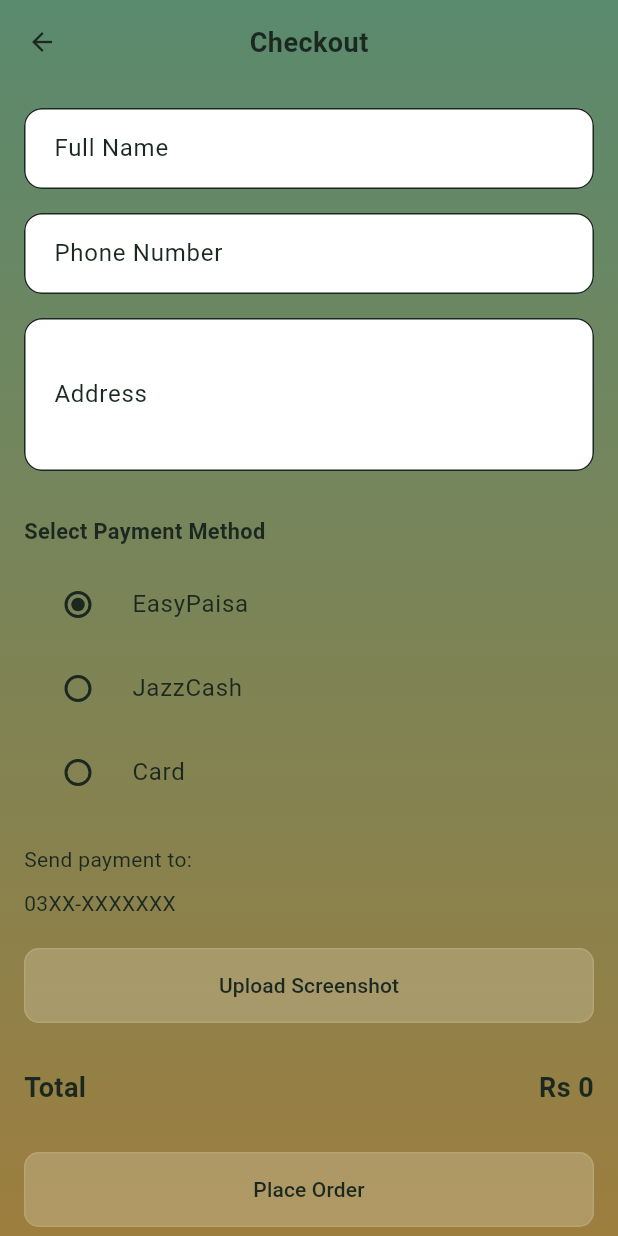
After one commit to Samia39/RiceMartAI_Frontend_Flutter, a Flutter app: the CheckoutScreen screen opened by its route, on a phone screen of 412 x 824 dp. The commit adds this screen. Run offline on Flutter 3.47's test engine with Material 3 defaults, Android fonts, the phone set to English and light mode, and no system bars; our stand-ins replace get, get_storage, image_picker, shared_preferences; accounts and stored records are empty; Roboto replaces fonts that are missing (Poppins).

Commit message:
checkout

```diff
--- a/lib/routes/app_pages.dart
+++ b/lib/routes/app_pages.dart
@@ -16,6 +16,7 @@ import '../screens/admin_screens/shops/shop_approvals_screen.dart';
 import '../screens/admin_screens/user_management/assign_permissions_screen.dart';
 import '../screens/admin_screens/user_management/roles_screen.dart';
 import '../screens/admin_screens/user_management/users_screen.dart';
+import '../screens/buyer/cart/checkout_screen.dart';
 import '../screens/buyer/orders/my_orders_screen.dart';
 import '../screens/buyer/orders/order_details_screen.dart';
 import '../screens/buyer/shops/shop_details_screen.dart';
@@ -65,6 +66,9 @@ class AppPages {
       name: AppRoutes.cart,
       page: () => CartScreen(onCartUpdated: () {}),
     ),
+
+    // Checkout Screen
+    GetPage(name: AppRoutes.checkout, page: () => const CheckoutScreen()),
 
     // Rice Details Screen
     GetPage(name: AppRoutes.riceDetails, page: () => const RiceDetailScreen()),
--- a/lib/routes/app_routes.dart
+++ b/lib/routes/app_routes.dart
@@ -12,6 +12,7 @@ class AppRoutes {
   // =========================
   static const dashboard = "/dashboard";
   static const cart = "/cart";
+  static const checkout = "/checkout";
   static const riceDetails = "/rice-details";
   static const shopDetails = "/shop-details";
   static const myOrders = "/my-orders";
--- /dev/null
+++ b/lib/screens/buyer/cart/checkout_screen.dart
@@ -0,0 +1,382 @@
+import 'dart:io';
+
+import 'package:flutter/material.dart';
+import 'package:get/get.dart';
+import 'package:image_picker/image_picker.dart';
+
+import '../../../core/services/cart_service.dart';
+import '../../../core/services/order_service.dart';
+import '../../../core/utils/themes.dart';
+import '../../../routes/app_routes.dart';
+
+class CheckoutScreen extends StatefulWidget {
+  const CheckoutScreen({super.key});
+
+  @override
+  State<CheckoutScreen> createState() => _CheckoutScreenState();
+}
+
+class _CheckoutScreenState extends State<CheckoutScreen> {
+  // =========================
+  // CONTROLLERS
+  // =========================
+  final nameController = TextEditingController();
+
+  final phoneController = TextEditingController();
+
+  final addressController = TextEditingController();
+
+  // =========================
+  // PAYMENT METHOD
+  // =========================
+  String paymentMethod = "easypaisa";
+
+  // =========================
+  // PAYMENT IMAGE
+  // =========================
+  File? paymentImage;
+
+  // =========================
+  // TOTAL
+  // =========================
+  double total = 0;
+
+  // =========================
+  // CART
+  // =========================
+  List cart = [];
+
+  @override
+  void initState() {
+    super.initState();
+
+    cart = CartService().getCart();
+
+    total = CartService().totalPrice();
+  }
+
+  // =========================
+  // PICK IMAGE
+  // =========================
+  Future<void> pickImage() async {
+    final pickedFile = await ImagePicker().pickImage(
+      source: ImageSource.gallery,
+    );
+
+    if (pickedFile != null) {
+      setState(() {
+        paymentImage = File(pickedFile.path);
+      });
+    }
+  }
+
+  // =========================
+  // PLACE ORDER
+  // =========================
+  Future<void> placeOrder() async {
+    // SIMPLE VALIDATION
+    if (nameController.text.isEmpty ||
+        phoneController.text.isEmpty ||
+        addressController.text.isEmpty) {
+      Get.snackbar("Error", "Please fill all fields");
+
+      return;
+    }
+
+    // CHECK SCREENSHOT
+    if ((paymentMethod == "easypaisa" || paymentMethod == "jazzcash") &&
+        paymentImage == null) {
+      Get.snackbar("Error", "Please upload payment screenshot");
+
+      return;
+    }
+
+    // =========================
+    // CONVERT CART
+    // =========================
+    List items = cart.map((item) {
+      return {"product_id": item["id"], "quantity": item["quantity"]};
+    }).toList();
+
+    // =========================
+    // API CALL
+    // =========================
+    final result = await OrderService().checkout(
+      customerName: nameController.text,
+
+      phone: phoneController.text,
+
+      address: addressController.text,
+
+      paymentMethod: paymentMethod,
+
+      paymentProof: paymentImage,
+
+      cart: items,
+    );
+
+    // =========================
+    // SUCCESS
+    // =========================
+    if (result["success"] == true) {
+      CartService().clearCart();
+
+      Get.snackbar("Success", "Order placed successfully");
+
+      Get.offAllNamed(AppRoutes.dashboard);
+    } else {
+      Get.snackbar("Error", result["message"] ?? "Checkout failed");
+    }
+  }
+
+  @override
+  Widget build(BuildContext context) {
+    return Container(
+      decoration: AppDecorations.gradientBackground,
+
+      child: Scaffold(
+        backgroundColor: Colors.transparent,
+
+        appBar: AppBar(title: const Text("Checkout")),
+
+        body: SingleChildScrollView(
+          padding: const EdgeInsets.all(16),
+
+          child: Column(
+            crossAxisAlignment: CrossAxisAlignment.start,
+
+            children: [
+              // =========================
+              // NAME
+              // =========================
+              TextField(
+                controller: nameController,
+
+                style: const TextStyle(color: Colors.black),
+
+                decoration: InputDecoration(
+                  labelText: "Full Name",
+
+                  filled: true,
+                  fillColor: Colors.white,
+
+                  border: OutlineInputBorder(
+                    borderRadius: BorderRadius.circular(12),
+                  ),
+                ),
+              ),
+              const SizedBox(height: 16),
+
+              // =========================
+              // PHONE
+              // =========================
+              TextField(
+                controller: phoneController,
+
+                style: const TextStyle(color: Colors.black),
+
+                decoration: InputDecoration(
+                  labelText: "Phone Number",
+
+                  filled: true,
+                  fillColor: Colors.white,
+
+                  border: OutlineInputBorder(
+                    borderRadius: BorderRadius.circular(12),
+                  ),
+                ),
+              ),
+
+              const SizedBox(height: 16),
+
+              // =========================
+              // ADDRESS
+              // =========================
+              TextField(
+                controller: addressController,
+
+                maxLines: 3,
+
+                style: const TextStyle(color: Colors.black),
+
+                decoration: InputDecoration(
+                  labelText: "Address",
+
+                  filled: true,
+                  fillColor: Colors.white,
+
+                  border: OutlineInputBorder(
+                    borderRadius: BorderRadius.circular(12),
+                  ),
+                ),
+              ),
+
+              const SizedBox(height: 30),
+
+              // =========================
+              // PAYMENT METHOD
+              // =========================
+              Text("Select Payment Method", style: AppTextStyles.heading4),
+
+              const SizedBox(height: 10),
+
+              RadioListTile(
+                value: "easypaisa",
+
+                groupValue: paymentMethod,
+
+                onChanged: (value) {
+                  setState(() {
+                    paymentMethod = value!;
+                  });
+                },
+
+                title: const Text("EasyPaisa"),
+              ),
+
+              RadioListTile(
+                value: "jazzcash",
+
+                groupValue: paymentMethod,
+
+                onChanged: (value) {
+                  setState(() {
+                    paymentMethod = value!;
+                  });
+                },
+
+                title: const Text("JazzCash"),
+              ),
+
+              RadioListTile(
+                value: "card",
+
+                groupValue: paymentMethod,
+
+                onChanged: (value) {
+                  setState(() {
+                    paymentMethod = value!;
+                  });
+                },
+
+                title: const Text("Card"),
+              ),
+
+              const SizedBox(height: 20),
+
+              // =========================
+              // EASYPAISA/JAZZCASH
+              // =========================
+              if (paymentMethod == "easypaisa" || paymentMethod == "jazzcash")
+                Column(
+                  crossAxisAlignment: CrossAxisAlignment.start,
+
+                  children: [
+                    Text("Send payment to:", style: AppTextStyles.bodyLarge),
+
+                    const SizedBox(height: 8),
+
+                    const Text("03XX-XXXXXXX"),
+
+                    const SizedBox(height: 20),
+
+                    ElevatedButton(
+                      onPressed: pickImage,
+
+                      child: Text(
+                        paymentImage == null
+                            ? "Upload Screenshot"
+                            : "Screenshot Selected",
+                      ),
+                    ),
+                  ],
+                ),
+
+              // =========================
+              // CARD FIELDS
+              // =========================
+              if (paymentMethod == "card")
+                Column(
+                  children: [
+                    TextField(
+                      decoration: InputDecoration(
+                        labelText: "Card Number",
+
+                        filled: true,
+                        fillColor: Colors.white,
+                        border: OutlineInputBorder(
+                          borderRadius: BorderRadius.circular(12),
+                        ),
+                      ),
+                    ),
+
+                    const SizedBox(height: 16),
+
+                    TextField(
+                      decoration: InputDecoration(
+                        labelText: "Expiry Date",
+
+                        filled: true,
+                        fillColor: Colors.white,
+                        border: OutlineInputBorder(
+                          borderRadius: BorderRadius.circular(12),
+                        ),
+                      ),
+                    ),
+
+                    const SizedBox(height: 16),
+
+                    TextField(
+                      decoration: InputDecoration(
+                        labelText: "CVV",
+
+                        filled: true,
+                        fillColor: Colors.white,
+                        border: OutlineInputBorder(
+                          borderRadius: BorderRadius.circular(12),
+                        ),
+                      ),
+                    ),
+                  ],
+                ),
+
+              const SizedBox(height: 30),
+
+              // =========================
+              // TOTAL
+              // =========================
+              Row(
+                mainAxisAlignment: MainAxisAlignment.spaceBetween,
+
+                children: [
+                  Text("Total", style: AppTextStyles.heading3),
+
+                  Text(
+                    "Rs ${total.toStringAsFixed(0)}",
+                    style: AppTextStyles.heading3,
+                  ),
+                ],
+              ),
+
+              const SizedBox(height: 30),
+
+              // =========================
+              // PLACE ORDER BUTTON
+              // =========================
+              SizedBox(
+                width: double.infinity,
+                height: 50,
+
+                child: ElevatedButton(
+                  onPressed: placeOrder,
+
+                  child: const Text("Place Order"),
+                ),
+              ),
+            ],
+          ),
+        ),
+      ),
+    );
+  }
+}
```
Also changed, not shown: lib/core/services/order_service.dart (+63 -22 lines), lib/screens/buyer/cart/cart_screen.dart (+4 -26 lines).
